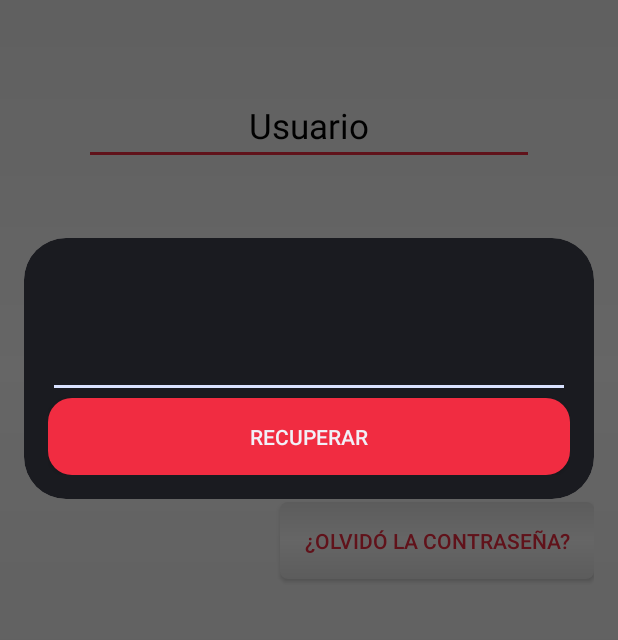
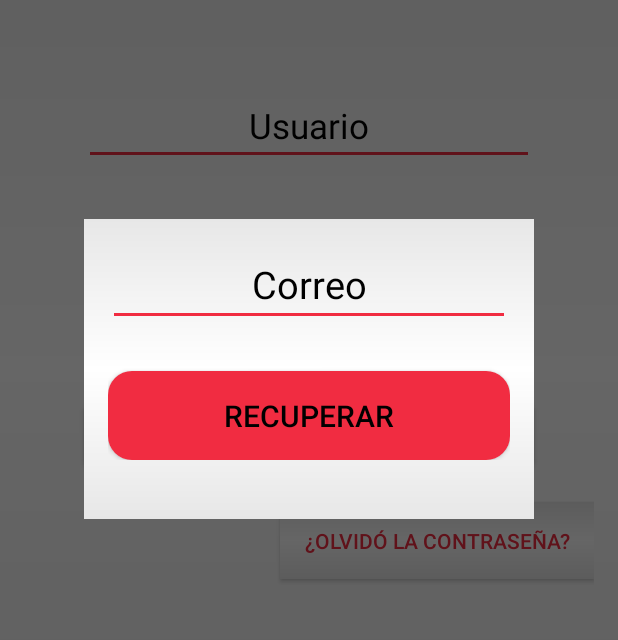
Before and after one commit to rafaelnunez/TemasavanzadosdelsoftwareApp, an Android app: the screen it shows after launch (MainActivity), after a tap on "¿OLVIDÓ LA CONTRASEÑA?", on a phone screen of 412 x 824 dp, the part 249-889 px from its top. Run offline under Robolectric (Android 15) with nearby library versions, the phone set to English and light mode, and no system bars.

Commit message:
Actualización de vistas login y recuperar contraseña.

```diff
--- a/app/src/main/java/com/softwaresolutions/temasavanzadosdelsoftwareapp/Vista/MainActivity.java
+++ b/app/src/main/java/com/softwaresolutions/temasavanzadosdelsoftwareapp/Vista/MainActivity.java
@@ -1,7 +1,7 @@
 package com.softwaresolutions.temasavanzadosdelsoftwareapp.Vista;
 
+import android.os.Bundle;
 import android.support.v7.app.AppCompatActivity;
-import android.os.Bundle;
 import android.view.View;
 import android.widget.Button;
 import android.widget.EditText;
@@ -36,7 +36,9 @@ public class MainActivity extends AppCompatActivity implements View.OnClickListe
                 break;
 
             case R.id.btn_olvido_contrasena:
-                dialogo_personalizado = new Vista_Dialgo_Personalizado(getApplicationContext());
+                dialogo_personalizado = new Vista_Dialgo_Personalizado(MainActivity.this);
+                dialogo_personalizado.getWindow().setBackgroundDrawableResource(R.color.colorAccent);
+                dialogo_personalizado.setTitle(R.string.msg_Bar_cambiar_contrasena);
                 dialogo_personalizado.show();
                 break;
 
--- a/app/src/main/res/drawable/background_login.xml
+++ b/app/src/main/res/drawable/background_login.xml
@@ -5,5 +5,5 @@
         android:centerColor="#ffffff"
         android:endColor="#e7e7e7"
         android:angle="270"/>
-    <corners android:radius="5dp" />
+    <corners android:radius="0dp" />
 </shape>
--- a/app/src/main/res/layout/layout_cambiar_contrasena.xml
+++ b/app/src/main/res/layout/layout_cambiar_contrasena.xml
@@ -1,25 +1,37 @@
 <?xml version="1.0" encoding="utf-8"?>
 <LinearLayout xmlns:android="http://schemas.android.com/apk/res/android"
+    android:layout_width="300dp"
+    android:layout_height="200dp"
+    android:layout_gravity="center"
+    android:background="@drawable/background_login"
+    android:orientation="vertical">
+
+    <LinearLayout
         android:layout_width="match_parent"
-    android:layout_height="match_parent"
-    android:orientation="vertical"
+        android:layout_height="wrap_content"
         android:padding="16dp"
-    style="@style/AppTheme_ActionBar">
+        android:orientation="vertical" >
 
         <EditText
             android:layout_width="match_parent"
             android:layout_height="wrap_content"
+            android:gravity="center"
+            android:hint="@string/msg_correo"
             android:id="@+id/et_correo"
+            android:textSize="25sp"
             />
 
         <Button
             android:layout_width="match_parent"
             android:layout_height="wrap_content"
             android:padding="16dp"
+            android:layout_marginTop="30dp"
             android:background="@drawable/background_button"
             android:text="@string/msg_recuperar"
             android:id="@+id/btn_recuperar_contrasena"
+            android:textSize="20sp"
             />
 
+    </LinearLayout>
 
 </LinearLayout>
--- a/app/src/main/res/values/strings.xml
+++ b/app/src/main/res/values/strings.xml
@@ -12,6 +12,7 @@
 
     <string name="msg_correo">Correo</string>
     <string name="msg_recuperar">Recuperar</string>
+    <string name="msg_Bar_cambiar_contrasena">Recuperar contraseña</string>
 
 
 
```
Lines whose indentation alone changed are shown as unchanged.
